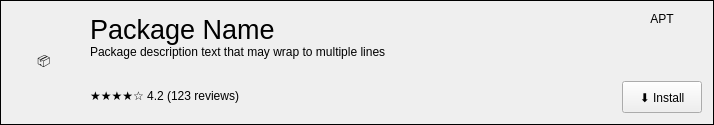
The window that src/ui/package_list_item.ui (anocweb/apt-ex-package-manager) describes before a commit, drawn with Qt 5.
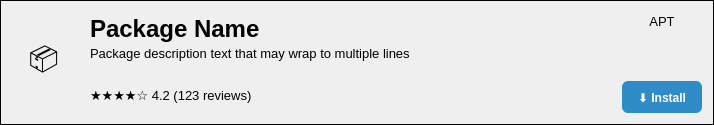
The same window after the commit.

Commit message: Improve package list UI styling and performance

Diff of the .ui file:
```diff
--- a/src/ui/package_list_item.ui
+++ b/src/ui/package_list_item.ui
@@ -24,8 +24,8 @@
     <widget class="QLabel" name="iconLabel">
      <property name="minimumSize">
       <size>
-       <width>48</width>
-       <height>48</height>
+       <width>64</width>
+       <height>64</height>
       </size>
      </property>
      <property name="maximumSize">
@@ -34,6 +34,14 @@
        <height>64</height>
       </size>
      </property>
+     <property name="font">
+      <font>
+       <pointsize>20</pointsize>
+      </font>
+     </property>
+     <property name="styleSheet">
+      <string notr="true">background-color: palette(button); border-radius: 8px;</string>
+     </property>
      <property name="text">
       <string>📦</string>
      </property>
@@ -59,38 +67,50 @@
      <property name="bottomMargin">
       <number>2</number>
      </property>
-     <item>
+     <item alignment="Qt::AlignmentFlag::AlignLeft|Qt::AlignmentFlag::AlignTop">
       <widget class="QLabel" name="nameLabel">
        <property name="minimumSize">
         <size>
          <width>0</width>
-         <height>24</height>
+         <height>30</height>
         </size>
        </property>
        <property name="font">
         <font>
-         <pointsize>20</pointsize>
+         <pointsize>18</pointsize>
+         <bold>true</bold>
         </font>
        </property>
+       <property name="styleSheet">
+        <string notr="true">color: palette(window-text); background: transparent; border: none; padding: 0px;</string>
+       </property>
        <property name="text">
         <string>Package Name</string>
        </property>
       </widget>
      </item>
-     <item>
+     <item alignment="Qt::AlignmentFlag::AlignTop">
       <widget class="QLabel" name="descLabel">
        <property name="minimumSize">
         <size>
          <width>0</width>
-         <height>36</height>
+         <height>30</height>
         </size>
        </property>
        <property name="maximumSize">
         <size>
          <width>16777215</width>
-         <height>36</height>
+         <height>30</height>
         </size>
        </property>
+       <property name="font">
+        <font>
+         <pointsize>10</pointsize>
+        </font>
+       </property>
+       <property name="styleSheet">
+        <string notr="true">color: palette(window-text); background: transparent; border: none; padding: 0px;</string>
+       </property>
        <property name="text">
         <string>Package description text that may wrap to multiple lines</string>
        </property>
@@ -102,14 +122,22 @@
        </property>
       </widget>
      </item>
-     <item>
+     <item alignment="Qt::AlignmentFlag::AlignLeft|Qt::AlignmentFlag::AlignBottom">
       <widget class="QLabel" name="ratingLabel">
        <property name="minimumSize">
         <size>
          <width>0</width>
-         <height>20</height>
+         <height>30</height>
         </size>
        </property>
+       <property name="font">
+        <font>
+         <pointsize>10</pointsize>
+        </font>
+       </property>
+       <property name="styleSheet">
+        <string notr="true">background: transparent; border: none; padding: 0px;</string>
+       </property>
        <property name="text">
         <string>★★★★☆ 4.2 (123 reviews)</string>
        </property>
@@ -127,6 +155,14 @@
      </property>
      <item>
       <widget class="QLabel" name="backendLabel">
+       <property name="font">
+        <font>
+         <pointsize>10</pointsize>
+        </font>
+       </property>
+       <property name="styleSheet">
+        <string notr="true">color: palette(window-text); background: transparent; border: none; padding: 2px;</string>
+       </property>
        <property name="text">
         <string>APT</string>
        </property>
@@ -162,6 +198,22 @@
          <height>32</height>
         </size>
        </property>
+       <property name="font">
+        <font>
+         <bold>true</bold>
+        </font>
+       </property>
+       <property name="styleSheet">
+        <string notr="true">QPushButton {
+    background-color: palette(highlight);
+    color: palette(highlighted-text);
+    border: none;
+    border-radius: 6px;
+}
+QPushButton:hover {
+    background-color: palette(dark);
+}</string>
+       </property>
        <property name="text">
         <string>⬇ Install</string>
        </property>
```
Left out of the diff: 1 changed line with no effect on the pictures. The commit also changes 4 other files.
